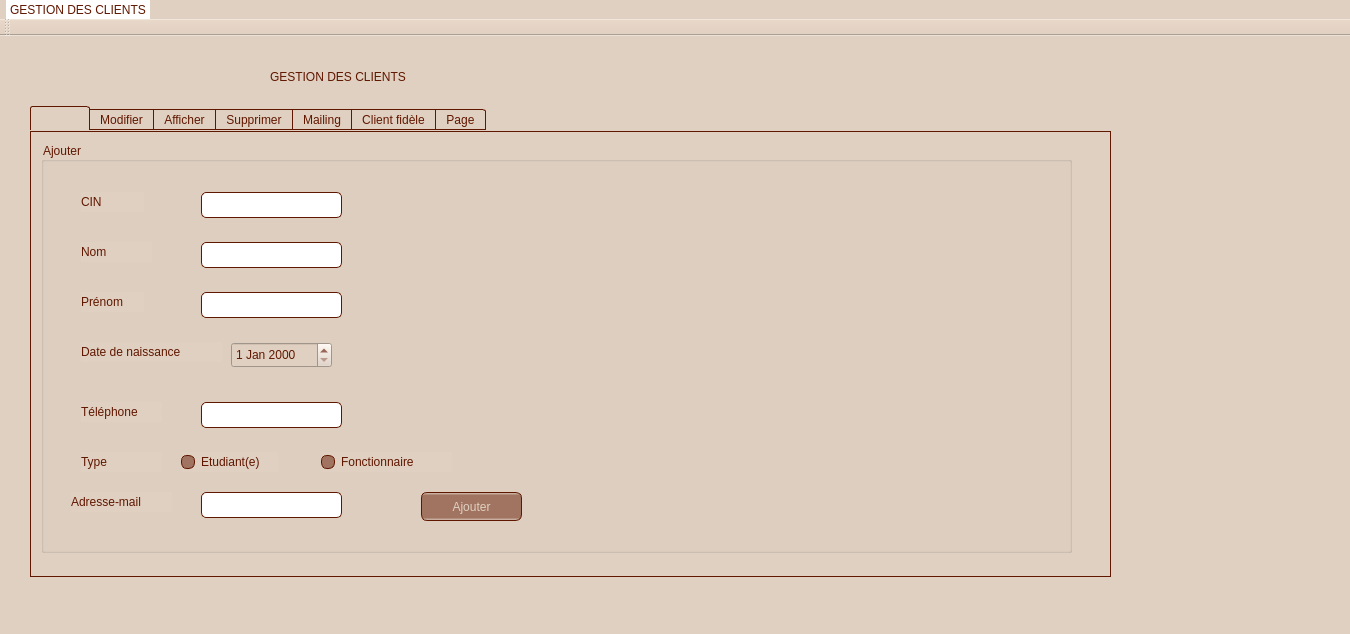
Old version of the form Gestion_client/mainwindow.ui in the repository xyzt123456/application-desktop.
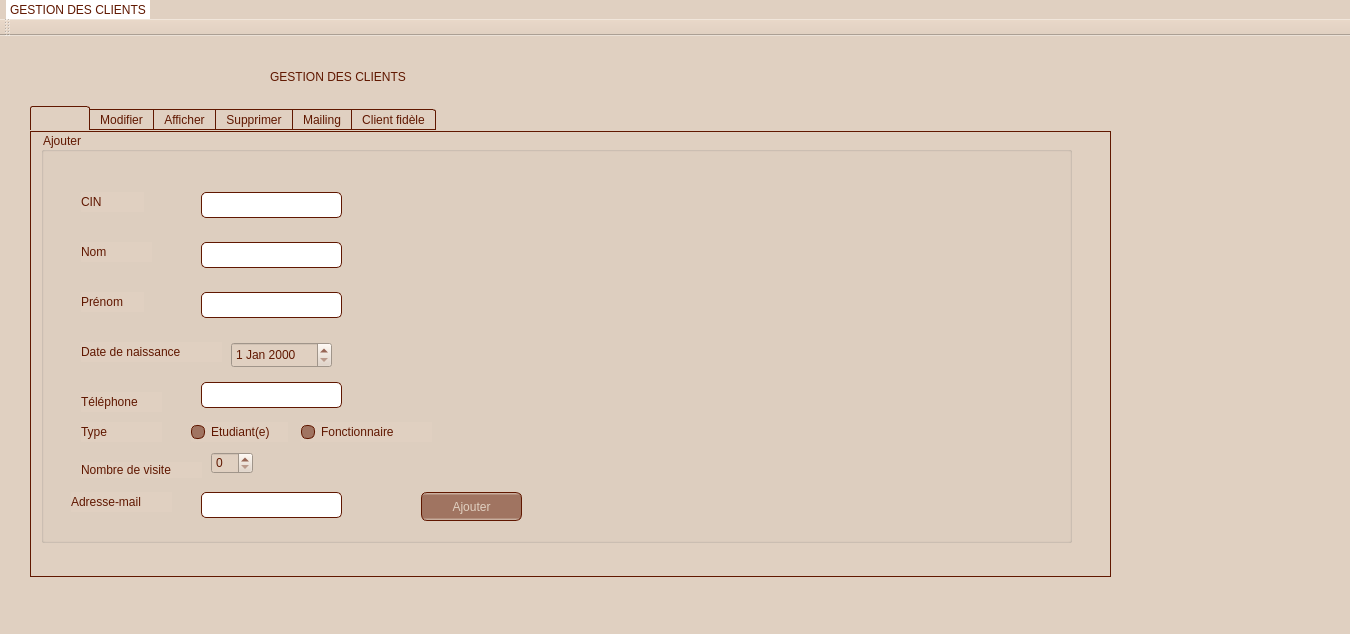
New version of the form. The open tabs and pages were chosen to show the change. Icons and pictures are not drawn.

Patch:
```diff
--- a/Gestion_client/mainwindow.ui
+++ b/Gestion_client/mainwindow.ui
@@ -981,7 +981,7 @@
       <property name="geometry">
        <rect>
         <x>10</x>
-        <y>10</y>
+        <y>0</y>
         <width>1031</width>
         <height>411</height>
        </rect>
@@ -989,6 +989,91 @@
       <property name="title">
        <string>Ajouter</string>
       </property>
+      <widget class="QSpinBox" name="spinBox">
+       <property name="geometry">
+        <rect>
+         <x>170</x>
+         <y>320</y>
+         <width>42</width>
+         <height>22</height>
+        </rect>
+       </property>
+      </widget>
+      <widget class="QLineEdit" name="le_tel">
+       <property name="geometry">
+        <rect>
+         <x>160</x>
+         <y>250</y>
+         <width>141</width>
+         <height>26</height>
+        </rect>
+       </property>
+      </widget>
+      <widget class="QLabel" name="tel">
+       <property name="geometry">
+        <rect>
+         <x>40</x>
+         <y>260</y>
+         <width>81</width>
+         <height>20</height>
+        </rect>
+       </property>
+       <property name="text">
+        <string>Téléphone</string>
+       </property>
+      </widget>
+      <widget class="QLabel" name="type">
+       <property name="geometry">
+        <rect>
+         <x>40</x>
+         <y>290</y>
+         <width>81</width>
+         <height>20</height>
+        </rect>
+       </property>
+       <property name="text">
+        <string>Type</string>
+       </property>
+      </widget>
+      <widget class="QRadioButton" name="rb1">
+       <property name="geometry">
+        <rect>
+         <x>150</x>
+         <y>290</y>
+         <width>97</width>
+         <height>20</height>
+        </rect>
+       </property>
+       <property name="text">
+        <string>Etudiant(e)</string>
+       </property>
+      </widget>
+      <widget class="QRadioButton" name="rb2">
+       <property name="geometry">
+        <rect>
+         <x>260</x>
+         <y>290</y>
+         <width>131</width>
+         <height>20</height>
+        </rect>
+       </property>
+       <property name="text">
+        <string>Fonctionnaire</string>
+       </property>
+      </widget>
+      <widget class="QLabel" name="label_2">
+       <property name="geometry">
+        <rect>
+         <x>40</x>
+         <y>330</y>
+         <width>121</width>
+         <height>16</height>
+        </rect>
+       </property>
+       <property name="text">
+        <string>Nombre de visite</string>
+       </property>
+      </widget>
      </widget>
      <widget class="QLabel" name="cin">
       <property name="geometry">
@@ -1042,19 +1127,6 @@
        <string>Date de naissance </string>
       </property>
      </widget>
-     <widget class="QLabel" name="tel">
-      <property name="geometry">
-       <rect>
-        <x>50</x>
-        <y>270</y>
-        <width>81</width>
-        <height>20</height>
-       </rect>
-      </property>
-      <property name="text">
-       <string>Téléphone</string>
-      </property>
-     </widget>
      <widget class="QLabel" name="adresse">
       <property name="geometry">
        <rect>
@@ -1098,16 +1170,6 @@
        </rect>
       </property>
      </widget>
-     <widget class="QLineEdit" name="le_tel">
-      <property name="geometry">
-       <rect>
-        <x>170</x>
-        <y>270</y>
-        <width>141</width>
-        <height>26</height>
-       </rect>
-      </property>
-     </widget>
      <widget class="QLineEdit" name="le_adresse">
       <property name="geometry">
        <rect>
@@ -1144,45 +1206,6 @@
        </rect>
       </property>
      </widget>
-     <widget class="QRadioButton" name="rb1">
-      <property name="geometry">
-       <rect>
-        <x>150</x>
-        <y>320</y>
-        <width>97</width>
-        <height>20</height>
-       </rect>
-      </property>
-      <property name="text">
-       <string>Etudiant(e)</string>
-      </property>
-     </widget>
-     <widget class="QRadioButton" name="rb2">
-      <property name="geometry">
-       <rect>
-        <x>290</x>
-        <y>320</y>
-        <width>131</width>
-        <height>20</height>
-       </rect>
-      </property>
-      <property name="text">
-       <string>Fonctionnaire</string>
-      </property>
-     </widget>
-     <widget class="QLabel" name="type">
-      <property name="geometry">
-       <rect>
-        <x>50</x>
-        <y>320</y>
-        <width>81</width>
-        <height>20</height>
-       </rect>
-      </property>
-      <property name="text">
-       <string>Type</string>
-      </property>
-     </widget>
     </widget>
     <widget class="QWidget" name="tab_3">
      <attribute name="title">
@@ -1607,11 +1630,22 @@
      <attribute name="title">
       <string>Client fidèle</string>
      </attribute>
-    </widget>
-    <widget class="QWidget" name="tab_13">
-     <attribute name="title">
-      <string>Page</string>
-     </attribute>
+     <widget class="QGroupBox" name="Ajouter_5">
+      <property name="geometry">
+       <rect>
+        <x>20</x>
+        <y>10</y>
+        <width>1031</width>
+        <height>411</height>
+       </rect>
+      </property>
+      <property name="cursor">
+       <cursorShape>ArrowCursor</cursorShape>
+      </property>
+      <property name="title">
+       <string>Client fidèle</string>
+      </property>
+     </widget>
     </widget>
    </widget>
    <widget class="QLabel" name="label">
```
Left out of the diff: 202 changed lines with no effect on the pictures.
